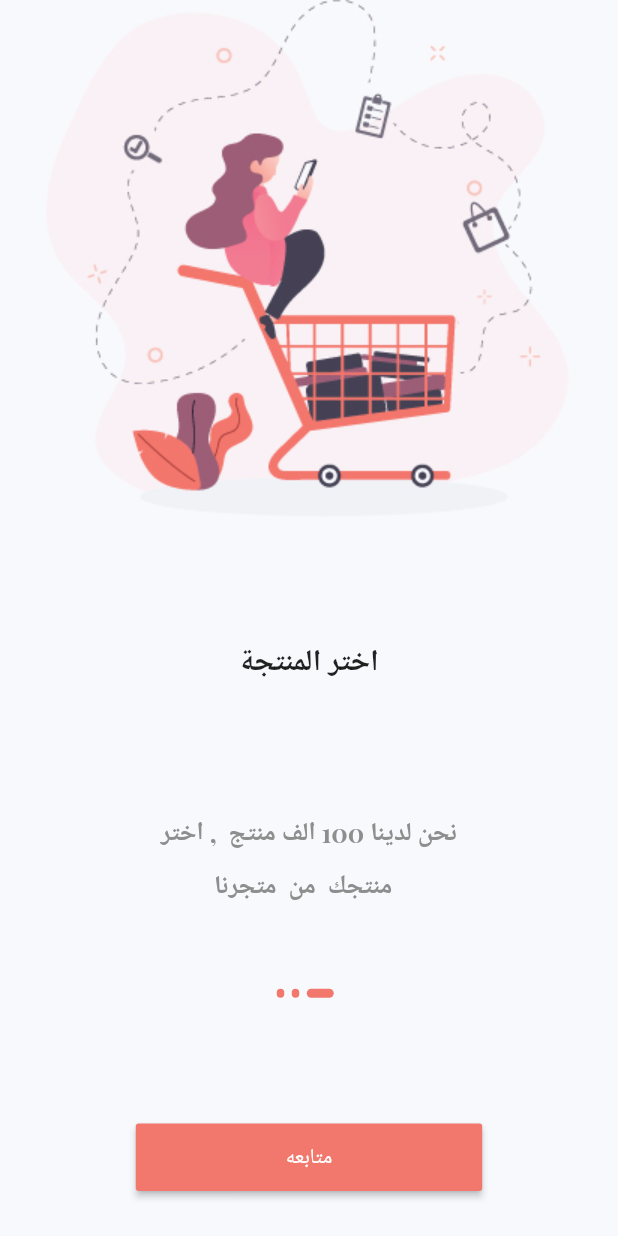
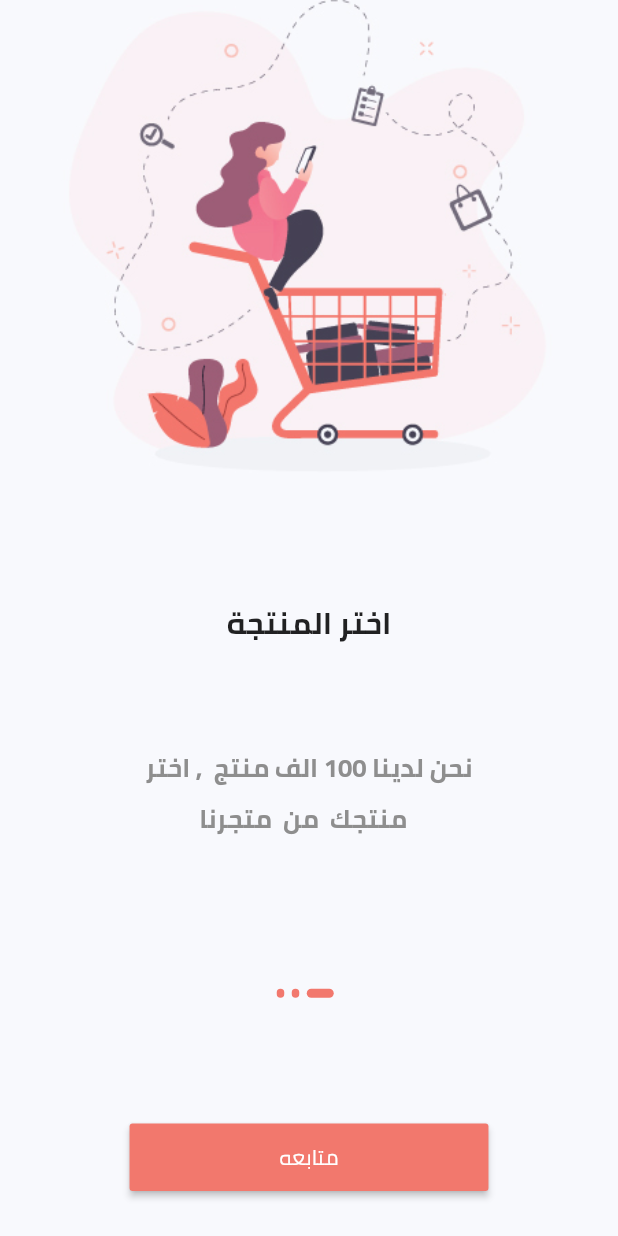
Before and after one commit to tawafmesar/ecommerceFlutterMySqlPHP, a Flutter app: the screen it shows after launch, after a tap on "AR", on a phone screen of 412 x 824 dp. Run offline on Flutter 3.47's test engine with Material 2 defaults, Android fonts, the phone set to English and light mode, and no system bars; our stand-ins replace flutter_otp_text_field, get, shared_preferences; project files that could hold a hidden picture were left out.

Commit message:
21 change Theme

```diff
--- /dev/null
+++ b/lib/core/constant/apptheme.dart
@@ -0,0 +1,44 @@
+import 'package:flutter/material.dart';
+
+import 'color.dart';
+
+ThemeData themeEnglish = ThemeData(
+
+  fontFamily: "PlayfairDisplay",
+  textTheme: const TextTheme(
+
+      headline1: TextStyle(
+          fontWeight: FontWeight.bold,
+          fontSize: 20,
+          color: AppColor.black),
+      headline2: TextStyle(
+          fontWeight: FontWeight.bold,
+          fontSize: 26,
+          color: AppColor.black),
+      bodyText1: TextStyle(
+          height: 2,
+          color: AppColor.grey,
+          fontWeight: FontWeight.bold,
+          fontSize: 14)),
+  primarySwatch: Colors.blue,
+);
+
+ThemeData themeArabic = ThemeData(
+
+  fontFamily: "Cairo",
+  textTheme: const TextTheme(
+      headline1: TextStyle(
+          fontWeight: FontWeight.bold,
+          fontSize: 20,
+          color: AppColor.black),
+      headline2: TextStyle(
+          fontWeight: FontWeight.bold,
+          fontSize: 26,
+          color: AppColor.black),
+      bodyText1: TextStyle(
+          height: 2,
+          color: AppColor.grey,
+          fontWeight: FontWeight.bold,
+          fontSize: 14)),
+  primarySwatch: Colors.blue,
+);
--- a/lib/core/localization/changelocal.dart
+++ b/lib/core/localization/changelocal.dart
@@ -1,6 +1,9 @@
 import 'package:ecommerce_flutter_php_mysql/core/services/services.dart';
 import 'package:flutter/cupertino.dart';
+import 'package:flutter/material.dart';
 import 'package:get/get.dart';
+
+import '../constant/apptheme.dart';
 
 class LocaleController extends GetxController {
 
@@ -8,10 +11,14 @@ class LocaleController extends GetxController {
 
   MyServices myServices = Get.find<MyServices>()  ;
 
+  ThemeData appTheme = themeEnglish;
+
 
   changeLang(String langcode){
     Locale locale = Locale(langcode) ;
     myServices.sharedPreferences.setString("lang", langcode) ;
+    appTheme = langcode == "ar" ? themeArabic : themeEnglish;
+    Get.changeTheme(appTheme);
     Get.updateLocale(locale) ;
   }
 
@@ -22,10 +29,15 @@ class LocaleController extends GetxController {
     String? sharedPrefLang = myServices.sharedPreferences.getString("lang") ;
     if (sharedPrefLang == "ar"){
       language = const Locale("ar")  ;
+      appTheme = themeArabic;
     }else if (sharedPrefLang == "en"){
       language = const Locale("en")  ;
+      appTheme = themeEnglish;
+
     }else {
       language = Locale(Get.deviceLocale!.languageCode) ;
+      appTheme = themeEnglish;
+
     }
     super.onInit();
   }
--- a/lib/main.dart
+++ b/lib/main.dart
@@ -30,25 +30,7 @@ class MyApp extends StatelessWidget {
       debugShowCheckedModeBanner: false,
       title: 'Flutter Demo',
       locale: controller.language,
-      theme: ThemeData(
-
-        fontFamily: "PlayfairDisplay",
-        textTheme: const TextTheme(
-            headline1: TextStyle(
-                fontWeight: FontWeight.bold,
-                fontSize: 20,
-                color: AppColor.black),
-            headline2: TextStyle(
-                fontWeight: FontWeight.bold,
-                fontSize: 26,
-                color: AppColor.black),
-            bodyText1: TextStyle(
-                height: 2,
-                color: AppColor.grey,
-                fontWeight: FontWeight.bold,
-                fontSize: 14)),
-        primarySwatch: Colors.blue,
-      ),
+      theme: controller.appTheme,
       home: const Language(),
       routes: routes,
     );
--- a/lib/view/widget/onboarding/customslider.dart
+++ b/lib/view/widget/onboarding/customslider.dart
@@ -23,8 +23,8 @@ class CustomSliderOnBoarding extends GetView<OnBoardingControllerImp> {
                 Image.asset(
                   onBoardingList[i].image!,
                 //  width: 200,
-                //  height: 230,
-               //   fit: BoxFit.fill,
+                 height: Get.width / 1.3,
+                  fit: BoxFit.fill,
                 ),
                 const SizedBox(
                   height: 80,
@@ -35,7 +35,7 @@ class CustomSliderOnBoarding extends GetView<OnBoardingControllerImp> {
                       fontWeight: FontWeight.bold, fontSize: 20),
                 ),
                 const SizedBox(
-                  height: 80,
+                  height: 60,
                 ),
                 Container(
                     width: double.infinity,
```
